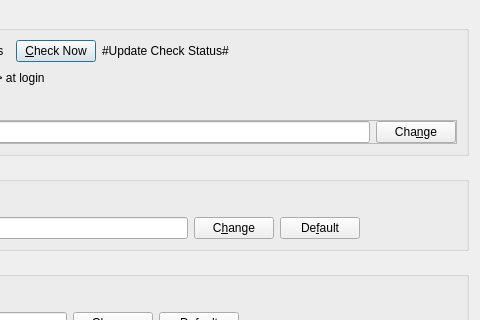
First picture: the form in Beeftext/PreferencesDialog.ui, repository xmichelo/Beeftext, before the edit; both pictures show x 208 to 688 and y 0 to 320 of the 688 by 759 pixel window.
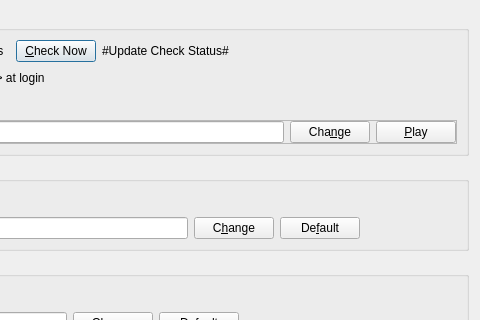
Second picture: the form after the edit.

Commit message: Added button to play custom sound in the preferences.

```diff
--- a/Beeftext/PreferencesDialog.ui
+++ b/Beeftext/PreferencesDialog.ui
@@ -101,6 +101,13 @@
            </property>
           </widget>
          </item>
+         <item>
+          <widget class="QPushButton" name="buttonPlay">
+           <property name="text">
+            <string>&amp;Play</string>
+           </property>
+          </widget>
+         </item>
         </layout>
        </widget>
       </item>
```
Left out of the diff: 21 changed lines with no effect on the pictures. The commit also changes 4 other files.
